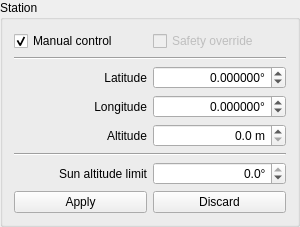
AMOS-uniba/amos-client, file widgets/qstation.ui: the form before one commit.
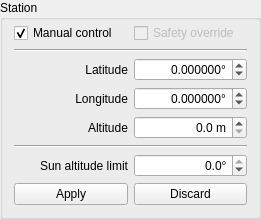
The form after the commit.

Patch:
```diff
--- a/widgets/qstation.ui
+++ b/widgets/qstation.ui
@@ -6,8 +6,8 @@
    <rect>
     <x>0</x>
     <y>0</y>
-    <width>300</width>
-    <height>203</height>
+    <width>261</width>
+    <height>197</height>
    </rect>
   </property>
   <property name="sizePolicy">
@@ -23,6 +23,9 @@
    <string>Station</string>
   </property>
   <layout class="QGridLayout" name="gridLayout">
+   <property name="topMargin">
+    <number>3</number>
+   </property>
    <item row="0" column="0">
     <widget class="QCheckBox" name="cb_manual">
      <property name="sizePolicy">
```
